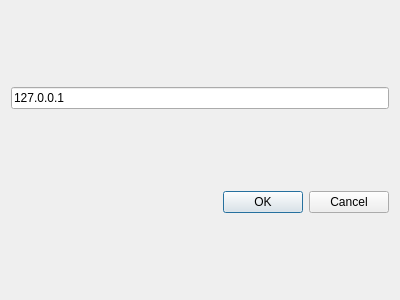
Jan5u/jakki, file ui/connect.ui: the form before one commit.
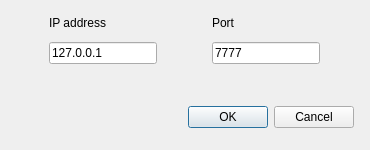
The form after the commit.

Commit message: Added connect dialog functionality

What changed in the file:
```diff
--- a/ui/connect.ui
+++ b/ui/connect.ui
@@ -9,35 +9,128 @@
    <rect>
     <x>0</x>
     <y>0</y>
-    <width>400</width>
-    <height>300</height>
+    <width>370</width>
+    <height>150</height>
    </rect>
   </property>
+  <property name="sizePolicy">
+   <sizepolicy hsizetype="Fixed" vsizetype="Fixed">
+    <horstretch>0</horstretch>
+    <verstretch>0</verstretch>
+   </sizepolicy>
+  </property>
+  <property name="minimumSize">
+   <size>
+    <width>370</width>
+    <height>150</height>
+   </size>
+  </property>
+  <property name="maximumSize">
+   <size>
+    <width>370</width>
+    <height>150</height>
+   </size>
+  </property>
   <property name="windowTitle">
    <string>Connect to Server</string>
   </property>
   <property name="modal">
    <bool>true</bool>
   </property>
-  <layout class="QVBoxLayout" name="verticalLayout">
-   <item>
-    <widget class="QLineEdit" name="lineEdit">
-     <property name="text">
-      <string>127.0.0.1</string>
-     </property>
-    </widget>
-   </item>
-   <item>
-    <widget class="QDialogButtonBox" name="buttonBox">
-     <property name="orientation">
-      <enum>Qt::Orientation::Horizontal</enum>
-     </property>
-     <property name="standardButtons">
-      <set>QDialogButtonBox::StandardButton::Cancel|QDialogButtonBox::StandardButton::Ok</set>
-     </property>
-    </widget>
-   </item>
-  </layout>
+  <widget class="QDialogButtonBox" name="buttonBox">
+   <property name="geometry">
+    <rect>
+     <x>180</x>
+     <y>100</y>
+     <width>174</width>
+     <height>34</height>
+    </rect>
+   </property>
+   <property name="sizePolicy">
+    <sizepolicy hsizetype="Fixed" vsizetype="Fixed">
+     <horstretch>0</horstretch>
+     <verstretch>0</verstretch>
+    </sizepolicy>
+   </property>
+   <property name="orientation">
+    <enum>Qt::Orientation::Horizontal</enum>
+   </property>
+   <property name="standardButtons">
+    <set>QDialogButtonBox::StandardButton::Cancel|QDialogButtonBox::StandardButton::Ok</set>
+   </property>
+  </widget>
+  <widget class="QWidget" name="horizontalLayoutWidget">
+   <property name="geometry">
+    <rect>
+     <x>0</x>
+     <y>10</y>
+     <width>371</width>
+     <height>61</height>
+    </rect>
+   </property>
+   <layout class="QHBoxLayout" name="horizontalLayout_3">
+    <item>
+     <layout class="QVBoxLayout" name="verticalLayout">
+      <item>
+       <widget class="QLabel" name="label">
+        <property name="sizePolicy">
+         <sizepolicy hsizetype="Fixed" vsizetype="Fixed">
+          <horstretch>0</horstretch>
+          <verstretch>0</verstretch>
+         </sizepolicy>
+        </property>
+        <property name="text">
+         <string>IP address</string>
+        </property>
+       </widget>
+      </item>
+      <item>
+       <widget class="QLineEdit" name="lineEdit">
+        <property name="sizePolicy">
+         <sizepolicy hsizetype="Fixed" vsizetype="Fixed">
+          <horstretch>0</horstretch>
+          <verstretch>0</verstretch>
+         </sizepolicy>
+        </property>
+        <property name="text">
+         <string>127.0.0.1</string>
+        </property>
+       </widget>
+      </item>
+     </layout>
+    </item>
+    <item>
+     <layout class="QVBoxLayout" name="verticalLayout_5">
+      <item>
+       <widget class="QLabel" name="label_2">
+        <property name="sizePolicy">
+         <sizepolicy hsizetype="Fixed" vsizetype="Fixed">
+          <horstretch>0</horstretch>
+          <verstretch>0</verstretch>
+         </sizepolicy>
+        </property>
+        <property name="text">
+         <string>Port</string>
+        </property>
+       </widget>
+      </item>
+      <item>
+       <widget class="QLineEdit" name="lineEdit_2">
+        <property name="sizePolicy">
+         <sizepolicy hsizetype="Fixed" vsizetype="Fixed">
+          <horstretch>0</horstretch>
+          <verstretch>0</verstretch>
+         </sizepolicy>
+        </property>
+        <property name="text">
+         <string>7777</string>
+        </property>
+       </widget>
+      </item>
+     </layout>
+    </item>
+   </layout>
+  </widget>
  </widget>
  <resources/>
  <connections>
```
The commit also changes 3 other files.
